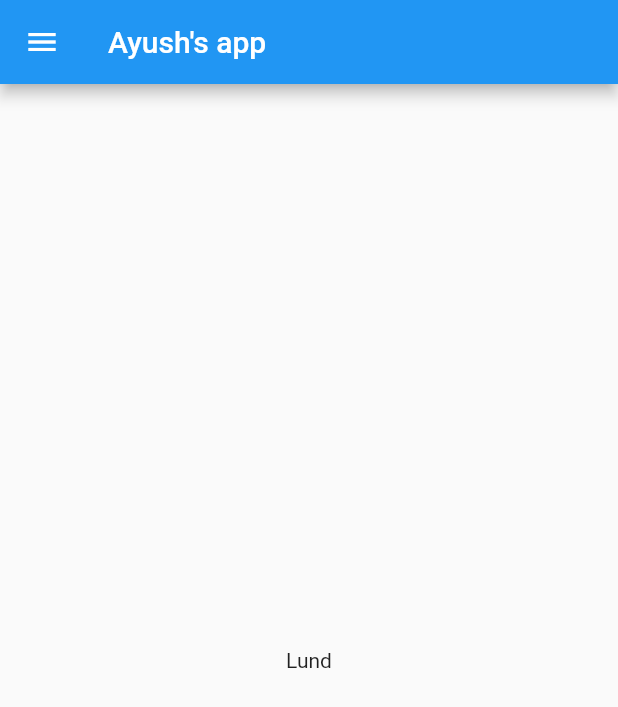
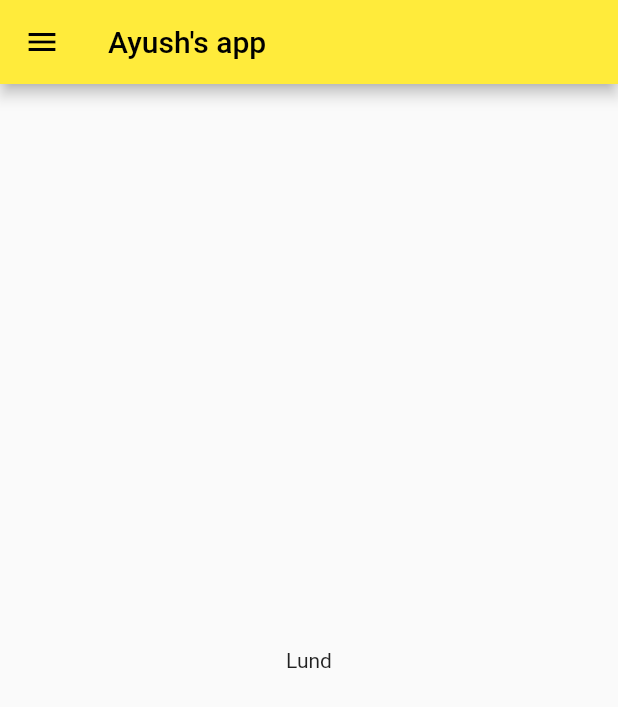
Before and after one commit to Nooberd-Incompat/improved-broccoli_madein2app, a Flutter app: the screen it shows after launch, on a phone screen of 412 x 824 dp. Shown: the top 707 px of the screen. Run offline on Flutter 3.47's test engine with Material 2 defaults, Android fonts, the phone set to English and light mode, and no system bars.

Commit message:
Day 3 completed

```diff
--- a/lib/main.dart
+++ b/lib/main.dart
@@ -1,5 +1,6 @@
 import 'package:flutter/material.dart';
-import 'package:rana/home_page.dart';
+import 'package:rana/pages/home_page.dart';
+import 'package:rana/pages/login_page.dart';
 
 void main() {
   runApp(MyApp());
@@ -9,7 +10,16 @@
   @override
   Widget build(BuildContext context) {
     return MaterialApp(
-      home: HomePage(),
+      themeMode: ThemeMode.light,
+      theme: ThemeData(primarySwatch: Colors.yellow),
+      darkTheme: ThemeData(
+          brightness: Brightness.dark, primarySwatch: Colors.lightGreen),
+      initialRoute: "/home",
+      routes: {
+        "/": (context) => LoginPage(),
+        "/home": (context) => HomePage(),
+        "/login": (context) => LoginPage()
+      },
     );
   }
 }
```
Also changed, not shown: lib/pages/login_page.dart (added, +20 -0 lines), lib/pages/home_page.dart (renamed from lib/home_page.dart).
